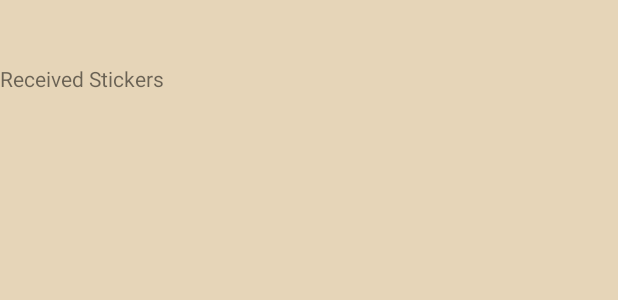
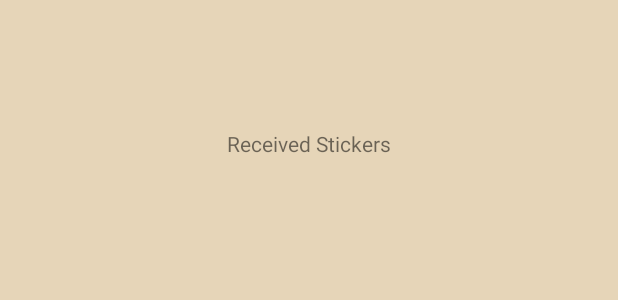
Before and after one commit to angela81ku/AnyBet, an Android app: the layout a8_stickers.xml on its own in the app's theme, with its tools: preview values and no code run, on a phone screen of 412 x 824 dp. Shown: the top 300 px of the screen. Run offline under Robolectric (Android 15) with nearby library versions, the phone set to English and light mode, and no system bars.

Commit message:
fix bug for no recipient enter(cause error for history page), sent to user itself is now diabled, fix layout not display in history and sticker

```diff
--- a/app/src/main/java/edu/northeastern/anybet/a8/StickerAdaptor.java
+++ b/app/src/main/java/edu/northeastern/anybet/a8/StickerAdaptor.java
@@ -36,7 +36,7 @@ public class StickerAdaptor extends RecyclerView.Adapter<StickerViewHolder>{
             holder.img.setImageResource(R.drawable.sticker1);
         } else if (id.equals("sticker2")) {
             holder.img.setImageResource(R.drawable.sticker2);
-        } else {
+        } else if(id.equals("sticker3")){
             holder.img.setImageResource(R.drawable.sticker3);
         }
 
--- a/app/src/main/res/layout/a8_stickers.xml
+++ b/app/src/main/res/layout/a8_stickers.xml
@@ -12,14 +12,16 @@
         android:layout_height="wrap_content"
         android:text="Received Stickers"
         app:layout_constraintBottom_toTopOf="@+id/rvReceived"
-        app:layout_constraintTop_toTopOf="parent"
-        tools:layout_editor_absoluteX="150dp" />
+        app:layout_constraintEnd_toEndOf="parent"
+        app:layout_constraintStart_toStartOf="parent"
+        app:layout_constraintTop_toTopOf="parent" />
 
     <androidx.recyclerview.widget.RecyclerView
         android:id="@+id/rvReceived"
-        android:layout_width="409dp"
-        android:layout_height="676dp"
+        android:layout_width="414dp"
+        android:layout_height="547dp"
         app:layout_constraintBottom_toBottomOf="parent"
-        app:layout_constraintTop_toBottomOf="@+id/textView6"
-        tools:layout_editor_absoluteX="1dp" />
+        app:layout_constraintEnd_toEndOf="parent"
+        app:layout_constraintStart_toStartOf="parent"
+        app:layout_constraintTop_toBottomOf="@+id/textView6" />
 </androidx.constraintlayout.widget.ConstraintLayout>
--- a/build.gradle
+++ b/build.gradle
@@ -16,8 +16,8 @@ buildscript {
 
 
 plugins {
-    id 'com.android.application' version '7.3.1' apply false
-    id 'com.android.library' version '7.3.1' apply false
+    id 'com.android.application' version '7.2.2' apply false
+    id 'com.android.library' version '7.2.2' apply false
 }
 
 
```
Also changed, not shown: app/src/main/java/edu/northeastern/anybet/a8/A8UsersActivity.java (+16 -6 lines), app/src/main/res/layout/a8_history.xml (+6 -6 lines).
